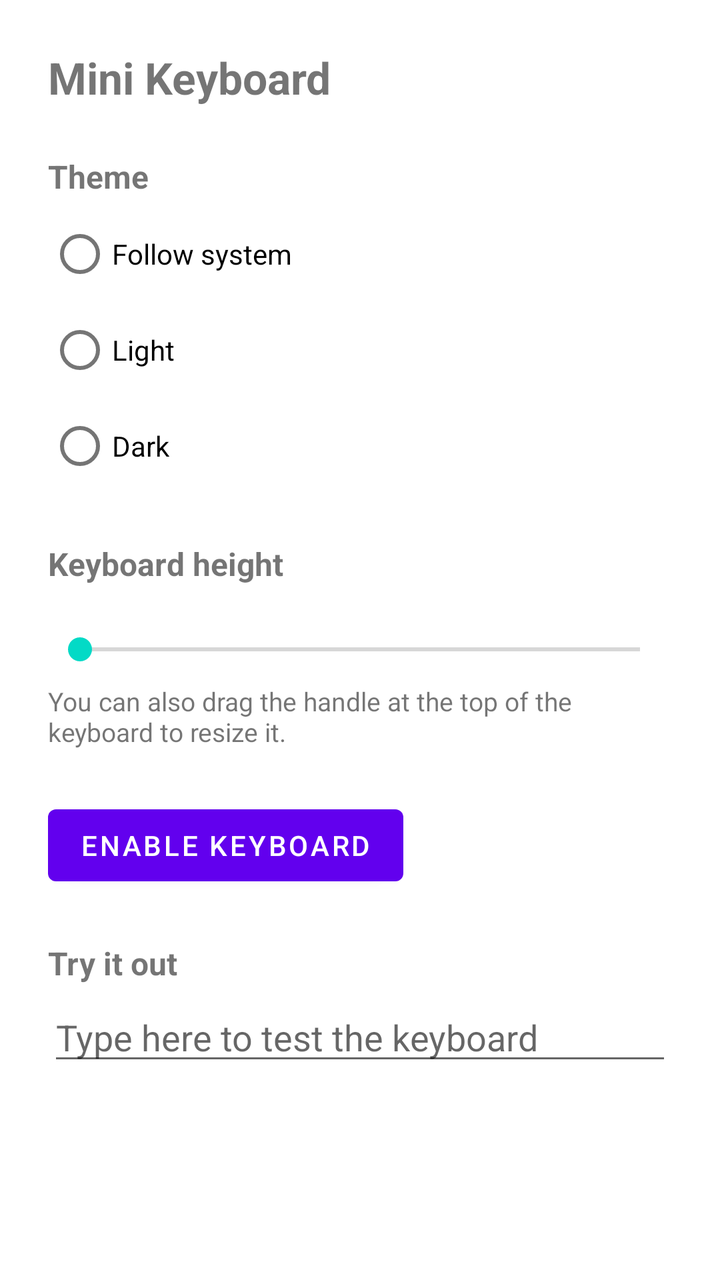
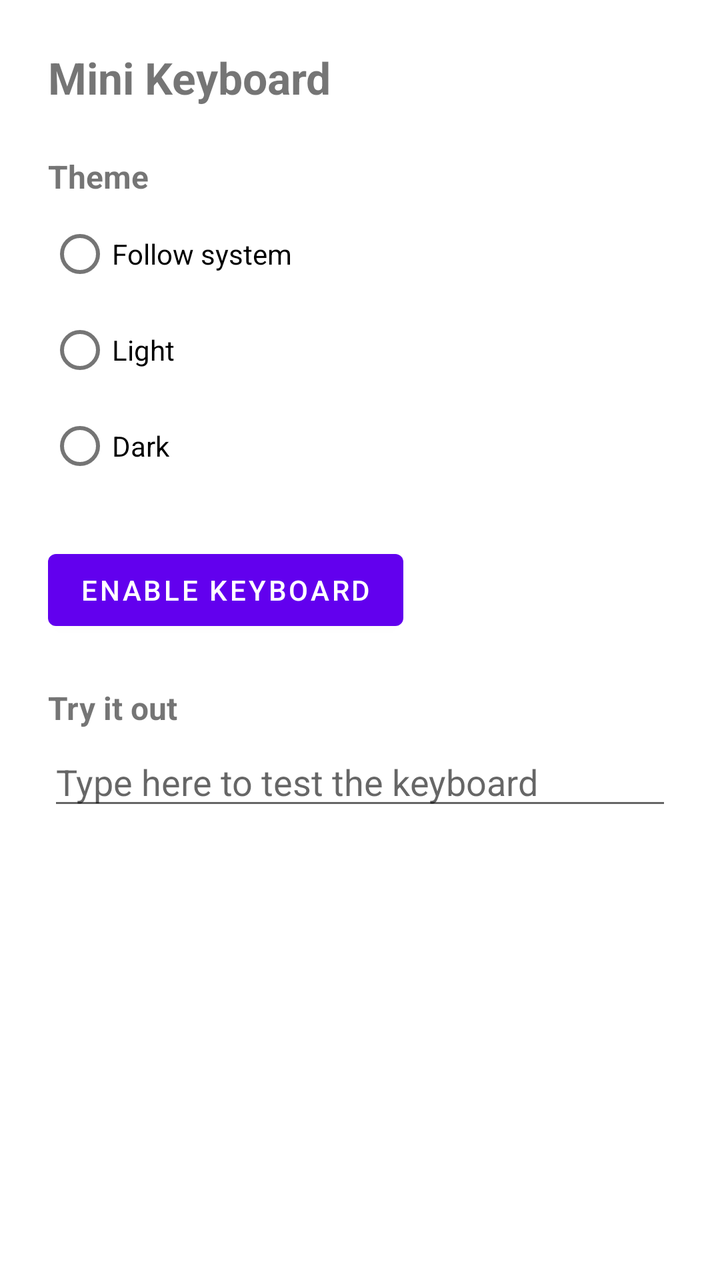

The first picture is an Android layout as it rendered before a commit; the second is the same layout after the commit. The layout source and the unified diff follow.
<!-- AndroidManifest.xml: fallback theme Theme.MaterialComponents.DayNight.NoActionBar -->
<!-- res/layout/activity_settings.xml -->
<?xml version="1.0" encoding="utf-8"?>
<LinearLayout xmlns:android="http://schemas.android.com/apk/res/android"
    android:layout_width="match_parent"
    android:layout_height="match_parent"
    android:orientation="vertical"
    android:padding="24dp">

    <TextView
        android:id="@+id/settings_title"
        android:layout_width="wrap_content"
        android:layout_height="wrap_content"
        android:text="@string/app_name"
        android:textSize="22sp"
        android:textStyle="bold" />

    <TextView
        android:layout_width="wrap_content"
        android:layout_height="wrap_content"
        android:layout_marginTop="24dp"
        android:text="@string/theme_title"
        android:textSize="16sp"
        android:textStyle="bold" />

    <RadioGroup
        android:id="@+id/theme_group"
        android:layout_width="match_parent"
        android:layout_height="wrap_content"
        android:layout_marginTop="4dp">

        <RadioButton
            android:id="@+id/theme_system"
            android:layout_width="wrap_content"
            android:layout_height="wrap_content"
            android:text="@string/theme_system" />

        <RadioButton
            android:id="@+id/theme_light"
            android:layout_width="wrap_content"
            android:layout_height="wrap_content"
            android:text="@string/theme_light" />

        <RadioButton
            android:id="@+id/theme_dark"
            android:layout_width="wrap_content"
            android:layout_height="wrap_content"
            android:text="@string/theme_dark" />
    </RadioGroup>

    <TextView
        android:layout_width="wrap_content"
        android:layout_height="wrap_content"
        android:layout_marginTop="24dp"
        android:text="@string/height_title"
        android:textSize="16sp"
        android:textStyle="bold" />

    <TextView
        android:id="@+id/height_value"
        android:layout_width="wrap_content"
        android:layout_height="wrap_content"
        android:textSize="14sp" />

    <SeekBar
        android:id="@+id/height_seek"
        android:layout_width="match_parent"
        android:layout_height="wrap_content"
        android:layout_marginTop="4dp" />

    <TextView
        android:layout_width="wrap_content"
        android:layout_height="wrap_content"
        android:layout_marginTop="8dp"
        android:text="@string/height_hint"
        android:textSize="13sp" />

    <Button
        android:id="@+id/enable_button"
        android:layout_width="wrap_content"
        android:layout_height="wrap_content"
        android:layout_marginTop="24dp"
        android:text="@string/enable_button" />

    <TextView
        android:layout_width="wrap_content"
        android:layout_height="wrap_content"
        android:layout_marginTop="24dp"
        android:text="@string/test_title"
        android:textSize="16sp"
        android:textStyle="bold"
        android:labelFor="@id/test_input" />

    <EditText
        android:id="@+id/test_input"
        android:layout_width="match_parent"
        android:layout_height="wrap_content"
        android:layout_marginTop="4dp"
        android:hint="@string/test_hint"
        android:inputType="text" />


</LinearLayout>
<!-- resources referenced by this layout -->
<resources>
  <string name="app_name">Mini Keyboard</string>
  <string name="enable_button">Enable keyboard</string>
  <string name="height_hint">You can also drag the handle at the top of the keyboard to resize it.</string>
  <string name="height_title">Keyboard height</string>
  <string name="test_hint">Type here to test the keyboard</string>
  <string name="test_title">Try it out</string>
  <string name="theme_dark">Dark</string>
  <string name="theme_light">Light</string>
  <string name="theme_system">Follow system</string>
  <string name="theme_title">Theme</string>
</resources>

<!-- the commit's change to res/layout/activity_settings.xml (unified diff, before → after) -->
@@ -46,33 +46,6 @@
             android:text="@string/theme_dark" />
     </RadioGroup>
 
-    <TextView
-        android:layout_width="wrap_content"
-        android:layout_height="wrap_content"
-        android:layout_marginTop="24dp"
-        android:text="@string/height_title"
-        android:textSize="16sp"
-        android:textStyle="bold" />
-
-    <TextView
-        android:id="@+id/height_value"
-        android:layout_width="wrap_content"
-        android:layout_height="wrap_content"
-        android:textSize="14sp" />
-
-    <SeekBar
-        android:id="@+id/height_seek"
-        android:layout_width="match_parent"
-        android:layout_height="wrap_content"
-        android:layout_marginTop="4dp" />
-
-    <TextView
-        android:layout_width="wrap_content"
-        android:layout_height="wrap_content"
-        android:layout_marginTop="8dp"
-        android:text="@string/height_hint"
-        android:textSize="13sp" />
-
     <Button
         android:id="@+id/enable_button"
         android:layout_width="wrap_content"
<!-- resource entries referenced after the edit -->
@@ -2,8 +2,6 @@
 <resources>
   <string name="app_name">Mini Keyboard</string>
   <string name="enable_button">Enable keyboard</string>
-  <string name="height_hint">You can also drag the handle at the top of the keyboard to resize it.</string>
-  <string name="height_title">Keyboard height</string>
   <string name="test_hint">Type here to test the keyboard</string>
   <string name="test_title">Try it out</string>
   <string name="theme_dark">Dark</string>
